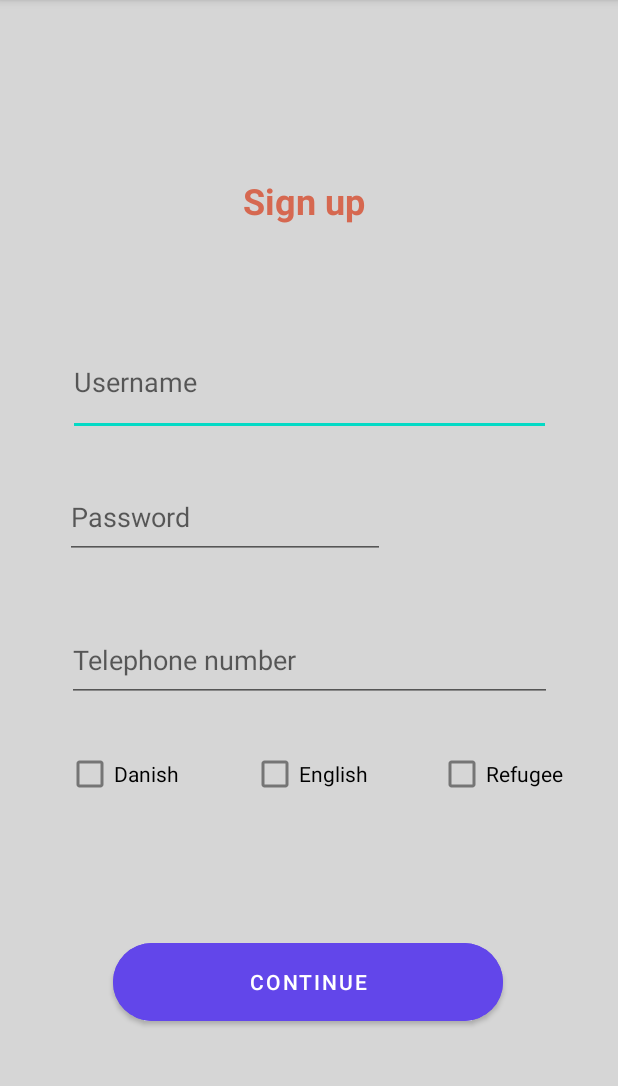
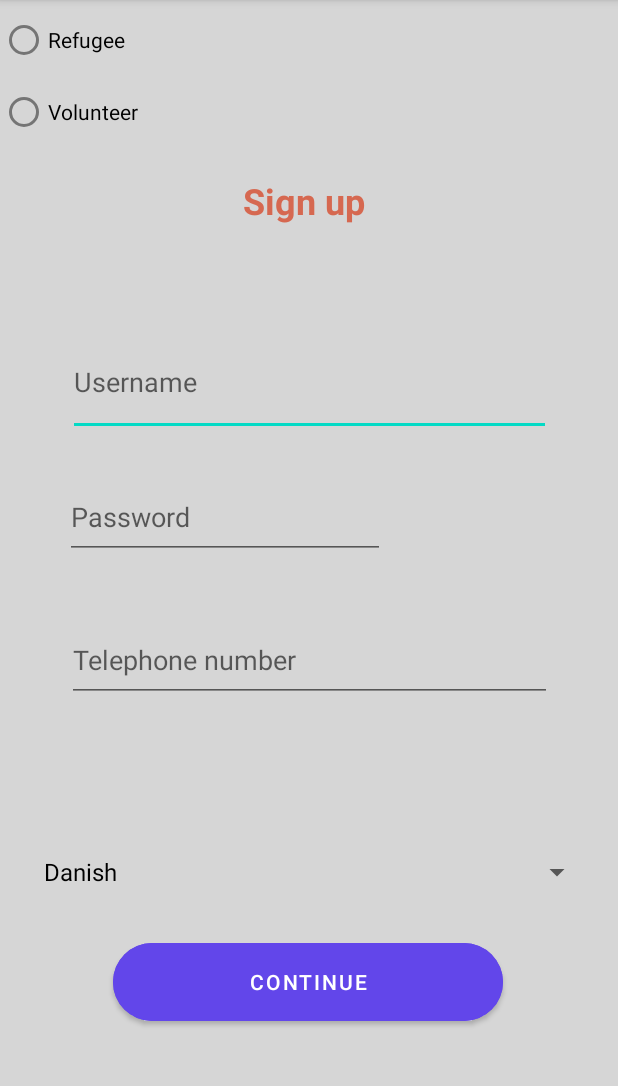
Before and after one commit to tildeankerstjerne/888, an Android app: the SignupPage screen opened directly, with no data from a screen before it, on a phone screen of 412 x 824 dp, the part 84-1170 px from its top. Run offline under Robolectric (Android 15) with nearby library versions, the phone set to English and light mode, and no system bars; 1 statement that could not run was skipped.

Commit message:
En masse database virker. Mangler match og noter

```diff
--- a/app/src/main/java/com/example/test4/SignupPage.java
+++ b/app/src/main/java/com/example/test4/SignupPage.java
@@ -1,24 +1,41 @@
 package com.example.test4;
 
-
 import android.content.Intent;
+import android.content.SharedPreferences;
+import android.database.sqlite.SQLiteDatabase;
 import android.os.Bundle;
+import android.util.SparseBooleanArray;
 import android.view.View;
+import android.widget.AdapterView;
+import android.widget.ArrayAdapter;
 import android.widget.Button;
 import android.widget.CheckBox;
 import android.widget.EditText;
+import android.widget.RadioButton;
+import android.widget.RadioGroup;
+import android.widget.Spinner;
 import android.widget.Toast;
 
 import androidx.appcompat.app.AppCompatActivity;
 
+import java.util.ArrayList;
+import android.content.ContentValues;
+
 public class SignupPage extends AppCompatActivity {
-
 // creating variables for our edittext, button and dbhandler
     private EditText _username, _password, _telephone;
+    private Spinner languageSpinner;
+    private String[] languagesArray;
+    private Button ContinueButton;
 
-    private CheckBox _language;
-    private Button ContinueButton;
+    private CheckBox checkBox_volunteer;
+
+    private CheckBox checkBox_refugee;
+    private RadioGroup radioGroup;
+    private RadioButton radioButtonRefugee, radioButtonVolunteer;
+
     private DatabaseHandler dbHandler;
+    private ArrayList<String> selectedLanguagesList;
 
 
     @Override
@@ -30,64 +47,93 @@ public class SignupPage extends AppCompatActivity {
         _username = findViewById(R.id.editText_username_signuppage);
         _password = findViewById(R.id.editText_password_signuppage);
         _telephone = findViewById(R.id.editText_number_signuppage);
-        _language = findViewById(R.id.checkBox_danish);
-
-
         ContinueButton = findViewById(R.id.button_continue_signup);
+        radioGroup = findViewById(R.id.radioGroup);
+        radioButtonRefugee = findViewById(R.id.radioButtonRefugee);
+        radioButtonVolunteer = findViewById(R.id.radioButtonVolunteer);
 
         // creating a new dbhandler class
         // and passing our context to it.
         dbHandler = new DatabaseHandler(SignupPage.this);
 
+        languageSpinner = findViewById(R.id.language_spinner);
+        languagesArray = getResources().getStringArray(R.array.languages_array);
+        ArrayAdapter<String> adapter = new ArrayAdapter<>(this, android.R.layout.simple_spinner_dropdown_item, languagesArray);
+        languageSpinner.setAdapter(adapter);
+
+        selectedLanguagesList = new ArrayList<>();
+        languageSpinner.setOnItemSelectedListener(new AdapterView.OnItemSelectedListener() {
+            @Override
+            public void onItemSelected(AdapterView<?> parent, View view, int position, long id) {
+                String selectedLanguage = parent.getItemAtPosition(position).toString();
+                if (!selectedLanguagesList.contains(selectedLanguage)) {
+                    selectedLanguagesList.add(selectedLanguage);
+                }
+            }
+            @Override
+            public void onNothingSelected(AdapterView<?> parent) {
+                // do nothing
+            }
+        });
+
+        radioGroup.setOnCheckedChangeListener(new RadioGroup.OnCheckedChangeListener() {
+            @Override
+            public void onCheckedChanged(RadioGroup group, int checkedId) {
+                RadioButton checkedRadioButton = findViewById(checkedId);
+                Toast.makeText(SignupPage.this, "Selected: " + checkedRadioButton.getText(), Toast.LENGTH_SHORT).show();
+            }
+        });
+
         // below line is to add on click listener for our add course button.
         ContinueButton.setOnClickListener(new View.OnClickListener() {
             @Override
             public void onClick(View v) {
-
+                if (radioButtonRefugee.isChecked()) {
                     // below line is to get data from all edit text fields.
                     String username = _username.getText().toString();
                     String password = _password.getText().toString();
                     String telephone = _telephone.getText().toString();
-                String language = _language.getText().toString();
-
-                /*
-                String danish = _danish.getText().toString();
-                String english = _english.getText().toString();
-                String refugee = _refugee.getText().toString();
-                */
-
 
                     // validating if the text fields are empty or not.
-                if (username.isEmpty()||password.isEmpty()||telephone.isEmpty()) {
+                    if (username.isEmpty() || password.isEmpty() || telephone.isEmpty()) {
                         Toast.makeText(SignupPage.this, "Please enter all the data..", Toast.LENGTH_SHORT).show();
                         return;
-                }
-
-
-                else
-                {
+                    } else {
                         // on below line we are calling a method to add new
                         // course to sqlite data and pass all our values to it.
-                    dbHandler.addRefugeeTable(username, password, telephone, language);
+                        String languages = String.join(",", selectedLanguagesList);
+                        dbHandler.addRefugeeTable(username, password, telephone, selectedLanguagesList);
+                        openSignupCriteria();
+                    }
+                } else if (radioButtonVolunteer.isChecked()) {
+                    // below line is to get data from all edit text fields.
+                    String username = _username.getText().toString();
+                    String password = _password.getText().toString();
+                    String telephone = _telephone.getText().toString();
 
-    public void addStuffClick(View view) //denne bliver aldrig brugt??
-    {
-        Accounts accounts = new Accounts(editText_username_signuppage.getText().toString());
-        dbHandler.addAccounts((accounts));
-        printDatabase();
+                    // validating if the text fields are empty or not.
+                    if (username.isEmpty() || password.isEmpty() || telephone.isEmpty()) {
+                        Toast.makeText(SignupPage.this, "Please enter all the data..", Toast.LENGTH_SHORT).show();
+                        return;
+                    } else {
+                        String languages = String.join(",", selectedLanguagesList);
+                        dbHandler.addVolunteerTable(username, password, telephone, selectedLanguagesList);
+                        openSignupCriteria();
                     }
-
-
-                    // after adding the data we are displaying a toast message.
-                    openSignupCriteria();
                 }
 
             }
+            public void openSignupCriteria() {
+                Intent intent = new Intent(SignupPage.this,SignupCriteria.class);
+                startActivity(intent);
+            }
         });
     }
+    Intent intent = getIntent();
+    int userId = intent.getIntExtra("user_id", 0);
 
-    public void openSignupCriteria(){
-        Intent intent = new Intent(this, SignupCriteria.class);
-        startActivity(intent);
+    protected void onDestroy() {
+        super.onDestroy();
+        dbHandler.close();
     }
 }
--- a/app/src/main/res/layout/activity_login_page.xml
+++ b/app/src/main/res/layout/activity_login_page.xml
@@ -72,7 +72,7 @@
         android:background="@drawable/loginbox" />
 
     <EditText
-        android:id="@+id/Enter_email"
+        android:id="@+id/enter_username_login"
         android:layout_width="350dp"
         android:layout_height="wrap_content"
         android:layout_alignParentTop="true"
@@ -81,12 +81,12 @@
         android:layout_marginTop="258dp"
         android:background="@drawable/loginbox"
         android:drawablePadding="8dp"
-        android:hint="Enter Email"
+        android:hint="Enter Username"
         android:textAlignment="center"
         android:textSize="40dp" />
 
     <EditText
-        android:id="@+id/Enter_password"
+        android:id="@+id/enter_password_login"
         android:layout_width="350dp"
         android:layout_height="wrap_content"
         android:layout_alignParentTop="true"
--- a/app/src/main/res/layout/activity_signup_page.xml
+++ b/app/src/main/res/layout/activity_signup_page.xml
@@ -99,39 +99,45 @@
         app:layout_constraintTop_toTopOf="parent"
         app:layout_constraintVertical_bias="0.579" />
 
-    <CheckBox
-        android:id="@+id/checkBox_english"
-        android:layout_width="wrap_content"
+    <RadioGroup
+        android:id="@+id/radioGroup"
+        android:layout_width="match_parent"
         android:layout_height="wrap_content"
-        android:text="English"
-        app:layout_constraintBottom_toBottomOf="parent"
+        android:layout_marginBottom="16dp"
+        android:orientation="vertical"
+        app:layout_constraintBottom_toTopOf="@+id/textview_signup_signuppage"
         app:layout_constraintEnd_toEndOf="parent"
         app:layout_constraintStart_toStartOf="parent"
-        app:layout_constraintTop_toTopOf="parent"
-        app:layout_constraintVertical_bias="0.683" />
+        app:layout_constraintTop_toTopOf="parent">
 
-    <CheckBox
-        android:id="@+id/checkBox_danish"
-        android:layout_width="wrap_content"
-        android:layout_height="wrap_content"
-        android:text="Danish"
-        app:layout_constraintBottom_toBottomOf="parent"
+        <RadioButton
+            android:id="@+id/radioButtonRefugee"
+            android:layout_width="wrap_content"
+            android:layout_height="wrap_content"
+            android:text="Refugee" />
+
+        <RadioButton
+            android:id="@+id/radioButtonVolunteer"
+            android:layout_width="wrap_content"
+            android:layout_height="wrap_content"
+            android:text="Volunteer"
+            tools:layout_editor_absoluteX="-16dp"
+            tools:layout_editor_absoluteY="48dp" />
+
+    </RadioGroup>
+
+    <Spinner
+        android:id="@+id/language_spinner"
+        android:layout_width="374dp"
+        android:layout_height="69dp"
+        android:spinnerMode="dialog"
+        app:layout_constraintBottom_toTopOf="@+id/button_continue_signup"
         app:layout_constraintEnd_toEndOf="parent"
-        app:layout_constraintHorizontal_bias="0.13"
+        app:layout_constraintHorizontal_bias="0.567"
         app:layout_constraintStart_toStartOf="parent"
-        app:layout_constraintTop_toTopOf="parent"
-        app:layout_constraintVertical_bias="0.683" />
+        app:layout_constraintTop_toBottomOf="@+id/editText_number_signuppage"
+        app:layout_constraintVertical_bias="0.918" />
 
-    <CheckBox
-        android:id="@+id/checkBox_refugee"
-        android:layout_width="wrap_content"
-        android:layout_height="wrap_content"
-        android:text="Refugee"
-        app:layout_constraintBottom_toBottomOf="parent"
-        app:layout_constraintEnd_toEndOf="parent"
-        app:layout_constraintHorizontal_bias="0.889"
-        app:layout_constraintStart_toStartOf="parent"
-        app:layout_constraintTop_toTopOf="parent"
-        app:layout_constraintVertical_bias="0.683" />
+
 
 </androidx.constraintlayout.widget.ConstraintLayout>
--- a/app/src/main/res/values/strings.xml
+++ b/app/src/main/res/values/strings.xml
@@ -44,4 +44,12 @@
     <string name="Activity_choose_app_language11">اردو</string>
     <string name="activity_emergency0">Urgent emergency number: 112</string>
     <string name="activity_emergency1">Police department: 114</string>
+
+    <string-array name="languages_array">
+        <item>Danish</item>
+        <item>English</item>
+        <item>Ukrainian</item>
+        <item>Arabic</item>
+        <item>Syrian</item>
+    </string-array>
 </resources>
```
Also changed, not shown: app/src/main/java/com/example/test4/DatabaseHandler.java (+70 -46 lines), app/src/main/java/com/example/test4/LoginPage.java (+36 -31 lines), app/src/main/java/com/example/test4/RefugeeMainPage.java (+28 -14 lines), app/src/main/java/com/example/test4/Refugees.java (added, +56 -0 lines), app/src/main/java/com/example/test4/Volunteers.java (added, +55 -0 lines), app/src/main/res/layout/activity_refugee_main_page.xml (+24 -0 lines). Lines whose indentation alone changed are shown as unchanged.
